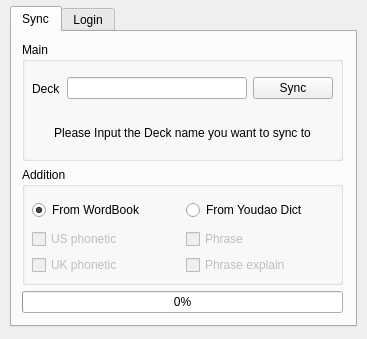
megachweng/Anki-Youdao, file youdao.ui: the form before one commit.
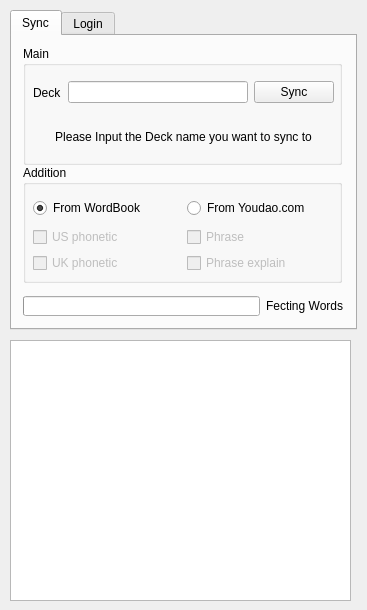
The form after the commit.

Commit message: API functional and add a Debug widget

Patch:
```diff
--- a/youdao.ui
+++ b/youdao.ui
@@ -7,7 +7,7 @@
     <x>0</x>
     <y>0</y>
     <width>367</width>
-    <height>339</height>
+    <height>610</height>
    </rect>
   </property>
   <property name="windowTitle">
@@ -17,9 +17,9 @@
    <property name="geometry">
     <rect>
      <x>10</x>
-     <y>6</y>
+     <y>10</y>
      <width>347</width>
-     <height>321</height>
+     <height>320</height>
     </rect>
    </property>
    <property name="currentIndex">
@@ -29,73 +29,15 @@
     <attribute name="title">
      <string>Sync</string>
     </attribute>
-    <widget class="QWidget" name="layoutWidget">
-     <property name="geometry">
-      <rect>
-       <x>10</x>
-       <y>10</y>
-       <width>321</width>
-       <height>271</height>
-      </rect>
-     </property>
-     <layout class="QVBoxLayout" name="verticalLayout_3">
-      <item>
-       <widget class="QGroupBox" name="groupBox_2">
-        <property name="title">
-         <string>Main</string>
-        </property>
-        <widget class="QWidget" name="layoutWidget">
-         <property name="geometry">
-          <rect>
-           <x>10</x>
-           <y>30</y>
-           <width>301</width>
-           <height>33</height>
-          </rect>
-         </property>
-         <layout class="QHBoxLayout" name="horizontalLayout">
-          <item>
-           <widget class="QLabel" name="label">
-            <property name="text">
-             <string>Deck</string>
-            </property>
-           </widget>
-          </item>
-          <item>
-           <widget class="QLineEdit" name="deck"/>
-          </item>
-          <item>
-           <widget class="QPushButton" name="sync">
-            <property name="enabled">
-             <bool>true</bool>
-            </property>
-            <property name="text">
-             <string>Sync</string>
-            </property>
-           </widget>
-          </item>
-         </layout>
-        </widget>
-        <widget class="QLabel" name="label_2">
-         <property name="geometry">
-          <rect>
-           <x>10</x>
-           <y>75</y>
-           <width>301</width>
-           <height>31</height>
-          </rect>
-         </property>
-         <property name="text">
-          <string>Please Input the Deck name you want to sync to</string>
-         </property>
-         <property name="alignment">
-          <set>Qt::AlignCenter</set>
-         </property>
-        </widget>
-       </widget>
-      </item>
-      <item>
        <widget class="QGroupBox" name="groupBox">
+     <property name="geometry">
+      <rect>
+       <x>11</x>
+       <y>129</y>
+       <width>319</width>
+       <height>118</height>
+      </rect>
+     </property>
         <property name="title">
          <string>Addition</string>
         </property>
@@ -184,7 +126,7 @@
             <item>
              <widget class="QRadioButton" name="fromYoudaoDict">
               <property name="text">
-               <string>From Youdao Dict</string>
+            <string>From Youdao.com</string>
               </property>
               <property name="checked">
                <bool>false</bool>
@@ -196,12 +138,95 @@
          </layout>
         </widget>
        </widget>
+    <widget class="QGroupBox" name="groupBox_2">
+     <property name="geometry">
+      <rect>
+       <x>11</x>
+       <y>10</y>
+       <width>319</width>
+       <height>119</height>
+      </rect>
+     </property>
+     <property name="title">
+      <string>Main</string>
+     </property>
+     <widget class="QWidget" name="layoutWidget">
+      <property name="geometry">
+       <rect>
+        <x>10</x>
+        <y>30</y>
+        <width>301</width>
+        <height>33</height>
+       </rect>
+      </property>
+      <layout class="QHBoxLayout" name="horizontalLayout">
+       <item>
+        <widget class="QLabel" name="label">
+         <property name="text">
+          <string>Deck</string>
+         </property>
+        </widget>
       </item>
       <item>
-       <widget class="QProgressBar" name="sync_process">
+        <widget class="QLineEdit" name="deck"/>
+       </item>
+       <item>
+        <widget class="QPushButton" name="sync">
+         <property name="enabled">
+          <bool>true</bool>
+         </property>
+         <property name="text">
+          <string>Sync</string>
+         </property>
+        </widget>
+       </item>
+      </layout>
+     </widget>
+     <widget class="QLabel" name="label_2">
+      <property name="geometry">
+       <rect>
+        <x>10</x>
+        <y>75</y>
+        <width>301</width>
+        <height>31</height>
+       </rect>
+      </property>
+      <property name="text">
+       <string>Please Input the Deck name you want to sync to</string>
+      </property>
+      <property name="alignment">
+       <set>Qt::AlignCenter</set>
+      </property>
+     </widget>
+    </widget>
+    <widget class="QWidget" name="layoutWidget">
+     <property name="geometry">
+      <rect>
+       <x>11</x>
+       <y>260</y>
+       <width>321</width>
+       <height>20</height>
+      </rect>
+     </property>
+     <layout class="QHBoxLayout" name="horizontalLayout_3">
+      <item>
+       <widget class="QProgressBar" name="progress">
         <property name="value">
          <number>0</number>
         </property>
+        <property name="textVisible">
+         <bool>false</bool>
+        </property>
+        <property name="format">
+         <string/>
+        </property>
+       </widget>
+      </item>
+      <item>
+       <widget class="QLabel" name="progressLabel">
+        <property name="text">
+         <string>Fecting Words</string>
+        </property>
        </widget>
       </item>
      </layout>
@@ -440,7 +465,39 @@
 &lt;p align=&quot;center&quot; style=&quot; margin-top:0px; margin-bottom:0px; margin-left:0px; margin-right:0px; -qt-block-indent:0; text-indent:0px;&quot;&gt;&lt;a href=&quot;http://ai.youdao.com/&quot;&gt;&lt;span style=&quot; font-size:18pt; text-decoration: underline; color:#0000ff;&quot;&gt;Visit Youdao API&lt;/span&gt;&lt;/a&gt;&lt;/p&gt;&lt;/body&gt;&lt;/html&gt;</string>
      </property>
     </widget>
-   </widget>
+    <widget class="QCheckBox" name="fromPublicAPI">
+     <property name="enabled">
+      <bool>false</bool>
+     </property>
+     <property name="geometry">
+      <rect>
+       <x>240</x>
+       <y>181</y>
+       <width>91</width>
+       <height>20</height>
+      </rect>
+     </property>
+     <property name="text">
+      <string>Public API</string>
+     </property>
+    </widget>
+   </widget>
+  </widget>
+  <widget class="QPlainTextEdit" name="debug">
+   <property name="geometry">
+    <rect>
+     <x>10</x>
+     <y>340</y>
+     <width>341</width>
+     <height>261</height>
+    </rect>
+   </property>
+   <property name="verticalScrollBarPolicy">
+    <enum>Qt::ScrollBarAsNeeded</enum>
+   </property>
+   <property name="backgroundVisible">
+    <bool>false</bool>
+   </property>
   </widget>
  </widget>
  <resources/>
```
Left out of the diff: 138 changed lines with no effect on the pictures. Lines whose indentation alone changed are shown as unchanged. The commit also changes 1 other file.
